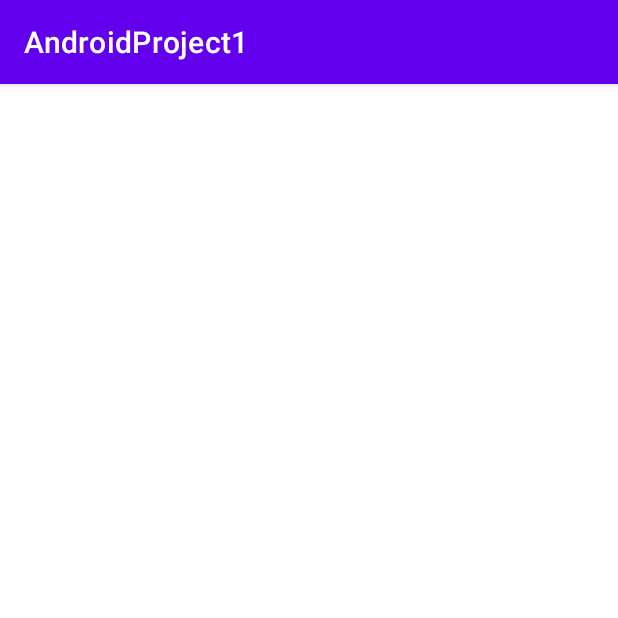
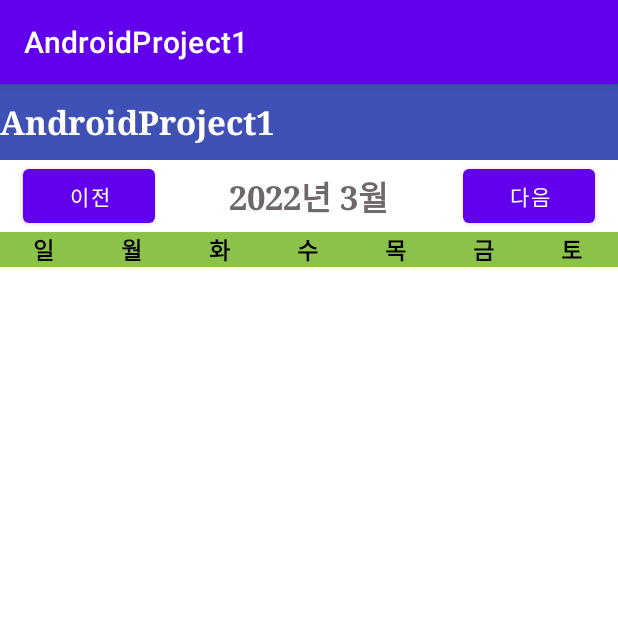
Before and after one commit to JinJeongBeom/AndroidProject1, an Android app: the screen it shows after launch (MainActivity), on a phone screen of 412 x 824 dp, the top half of it. Run offline under Robolectric (Android 15) with nearby library versions, the phone set to English and light mode, and no system bars.

Commit message:
create activity_main.xml

```diff
--- a/app/src/main/java/com/hansung/android/androidproject1/MainActivity.java
+++ b/app/src/main/java/com/hansung/android/androidproject1/MainActivity.java
@@ -3,6 +3,8 @@ package com.hansung.android.androidproject1;
 import androidx.appcompat.app.AppCompatActivity;
 
 import android.os.Bundle;
+import android.widget.ArrayAdapter;
+import android.widget.GridView;
 
 public class MainActivity extends AppCompatActivity {
 
@@ -10,5 +12,6 @@ public class MainActivity extends AppCompatActivity {
     protected void onCreate(Bundle savedInstanceState) {
         super.onCreate(savedInstanceState);
         setContentView(R.layout.activity_main);
+
     }
 }
--- a/app/src/main/res/layout/activity_main.xml
+++ b/app/src/main/res/layout/activity_main.xml
@@ -1,18 +1,157 @@
 <?xml version="1.0" encoding="utf-8"?>
-<androidx.constraintlayout.widget.ConstraintLayout xmlns:android="http://schemas.android.com/apk/res/android"
-    xmlns:app="http://schemas.android.com/apk/res-auto"
-    xmlns:tools="http://schemas.android.com/tools"
+<LinearLayout xmlns:android="http://schemas.android.com/apk/res/android"
     android:layout_width="match_parent"
     android:layout_height="match_parent"
-    tools:context=".MainActivity">
+    android:background="@color/white"
+    android:backgroundTint="@color/white"
+    android:orientation="vertical">
 
     <TextView
-        android:layout_width="wrap_content"
+        android:layout_width="match_parent"
         android:layout_height="wrap_content"
-        android:text=""
-        app:layout_constraintBottom_toBottomOf="parent"
-        app:layout_constraintLeft_toLeftOf="parent"
-        app:layout_constraintRight_toRightOf="parent"
-        app:layout_constraintTop_toTopOf="Bottom" />
+        android:background="#3F51B5"
+        android:text="AndroidProject1"
+        android:textColor="#ffffff"
+        android:textSize="10pt"
+        android:textStyle="bold"
+        android:typeface="serif"
+        android:paddingTop="10dp"
+        android:paddingBottom="10dp"/>
 
-</androidx.constraintlayout.widget.ConstraintLayout>
+    <FrameLayout
+        android:layout_width="match_parent"
+        android:layout_height="wrap_content"
+        android:background="#ffffff"
+        android:orientation="horizontal">
+
+        <Button
+            android:id="@+id/prevMonth"
+            android:layout_width="wrap_content"
+            android:layout_height="wrap_content"
+            android:layout_gravity="left|top"
+            android:layout_marginLeft="15dp"
+            android:onClick="doAction"
+            android:text="이전" />
+
+        <TextView
+            android:id="@+id/month"
+            android:layout_width="wrap_content"
+            android:layout_height="wrap_content"
+            android:background="@color/white"
+            android:text="2022년 3월"
+            android:textColor="#706868"
+            android:textSize="10pt"
+            android:textStyle="bold"
+            android:typeface="serif"
+            android:layout_gravity="center"/>
+
+        <Button
+            android:id="@+id/nextMOnth"
+            android:layout_width="wrap_content"
+            android:layout_height="wrap_content"
+            android:layout_gravity="right"
+            android:layout_marginRight="15dp"
+            android:onClick="doAction"
+            android:text="다음" />
+
+    </FrameLayout>
+
+    <TableLayout
+        android:layout_width="match_parent"
+        android:layout_height="wrap_content"
+        android:stretchColumns="*"
+        android:background="#8BC34A">
+
+        <TableRow>
+            <TextView
+                android:layout_width="wrap_content"
+                android:layout_height="wrap_content"
+                android:layout_weidth="1"
+                android:background="#8BC34A"
+                android:text="일"
+                android:textColor="@color/black"
+                android:textSize="7pt"
+                android:textStyle="bold"
+                android:typeface="serif"
+                android:layout_gravity="center"/>
+        <TextView
+            android:layout_width="wrap_content"
+            android:layout_height="wrap_content"
+            android:layout_weidth="1"
+            android:background="#8BC34A"
+            android:text="월"
+            android:textColor="@color/black"
+            android:textSize="7pt"
+            android:textStyle="bold"
+            android:typeface="serif"
+            android:layout_gravity="center"/>
+        <TextView
+            android:layout_width="wrap_content"
+            android:layout_height="wrap_content"
+            android:layout_weidth="1"
+            android:background="#8BC34A"
+            android:text="화"
+            android:textColor="@color/black"
+            android:textSize="7pt"
+            android:textStyle="bold"
+            android:typeface="serif"
+            android:layout_gravity="center"/>
+            <TextView
+                android:layout_width="wrap_content"
+                android:layout_height="wrap_content"
+                android:layout_weidth="1"
+                android:background="#8BC34A"
+                android:text="수"
+                android:textColor="@color/black"
+                android:textSize="7pt"
+                android:textStyle="bold"
+                android:typeface="serif"
+                android:layout_gravity="center"/>
+            <TextView
+                android:layout_width="wrap_content"
+                android:layout_height="wrap_content"
+                android:layout_weidth="1"
+                android:background="#8BC34A"
+                android:text="목"
+                android:textColor="@color/black"
+                android:textSize="7pt"
+                android:textStyle="bold"
+                android:typeface="serif"
+                android:layout_gravity="center"/>
+            <TextView
+                android:layout_width="wrap_content"
+                android:layout_height="wrap_content"
+                android:layout_weidth="1"
+                android:background="#8BC34A"
+                android:text="금"
+                android:textColor="@color/black"
+                android:textSize="7pt"
+                android:textStyle="bold"
+                android:typeface="serif"
+                android:layout_gravity="center"/>
+            <TextView
+                android:layout_width="wrap_content"
+                android:layout_height="wrap_content"
+                android:layout_weidth="1"
+                android:background="#8BC34A"
+                android:text="토"
+                android:textColor="@color/black"
+                android:textSize="7pt"
+                android:textStyle="bold"
+                android:typeface="serif"
+                android:layout_gravity="center"/>
+        </TableRow>
+    </TableLayout>
+
+    <GridView xmlns:android="http://schemas.android.com/apk/res/android"
+        android:id="@+id/gridview"
+        android:layout_width="match_parent"
+        android:layout_height="match_parent"
+        android:columnWidth="100dp"
+        android:numColumns="7"
+        android:verticalSpacing="10dp"
+        android:horizontalSpacing="10dp"
+        android:stretchMode="columnWidth"
+        android:gravity="center"
+        />
+</LinearLayout>
```
